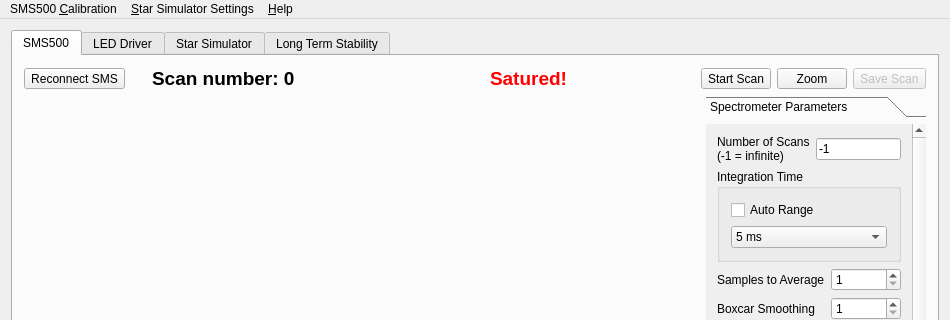
First picture: the form in src/mainwindow.ui, repository mgomesborges/inpe-star-simulator, before the edit; both pictures show x 0 to 950 and y 0 to 320 of the 950 by 625 pixel window.
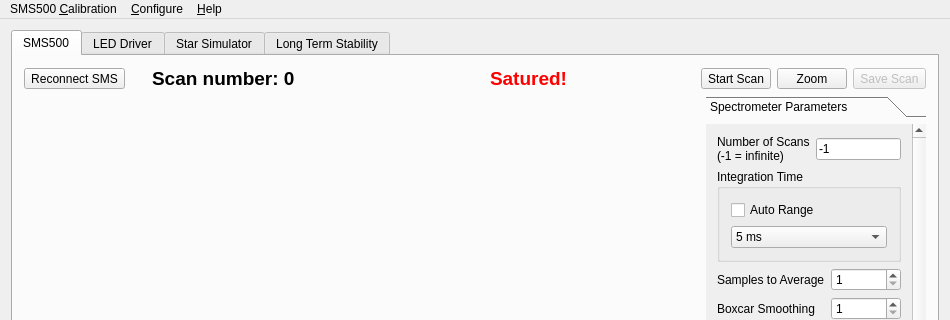
Second picture: the form after the edit. The open tabs and pages were chosen to show the change. Icons and pictures are not drawn.

```diff
--- a/src/mainwindow.ui
+++ b/src/mainwindow.ui
@@ -7233,7 +7233,7 @@
    </widget>
    <widget class="QMenu" name="menuStarSimulatorSettings">
     <property name="title">
-     <string>&amp;Star Simulator Settings</string>
+     <string>&amp;Configure</string>
     </property>
     <addaction name="actionConfigureLEDDriverconnection"/>
     <addaction name="separator"/>
```
Left out of the diff: 35 changed lines with no effect on the pictures.
